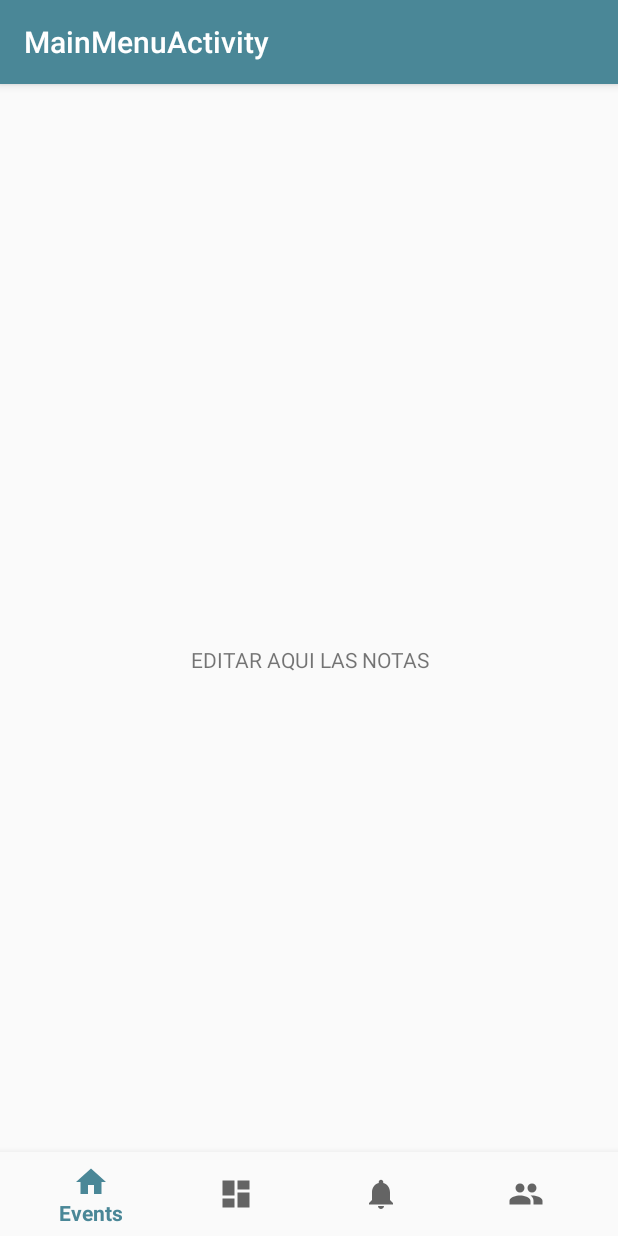
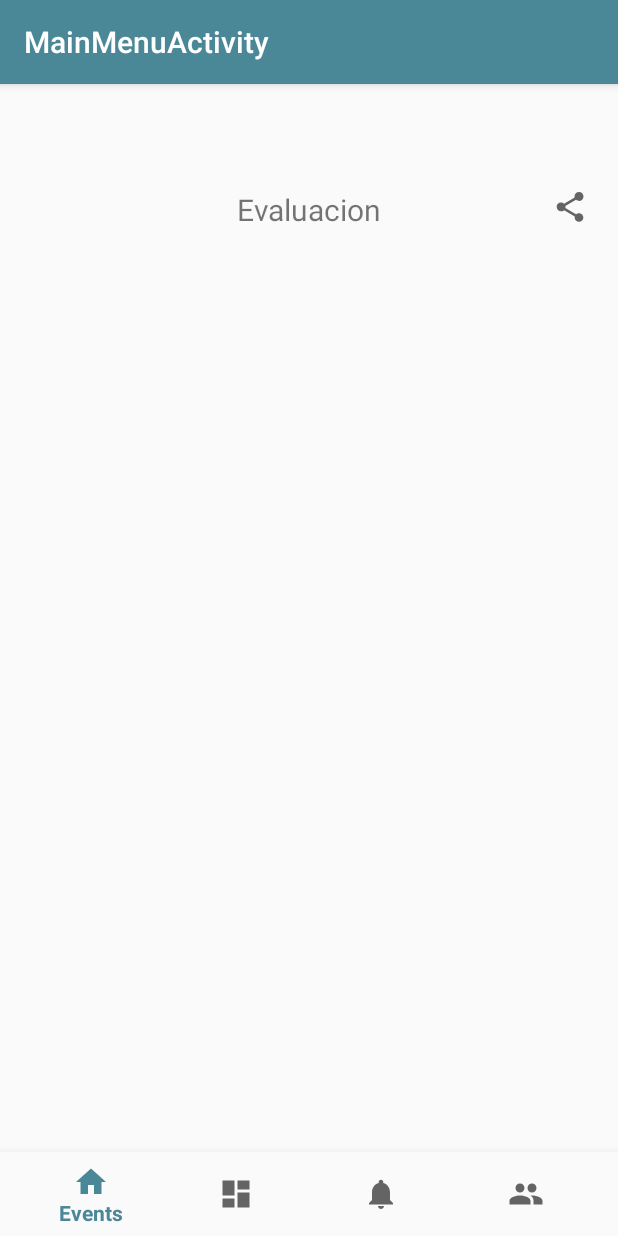
Before and after one commit to juanmaalcazar/AlumniAndroid, an Android app: the fragment Notes_Fragment placed in its activity, on a phone screen of 412 x 824 dp. Run offline under Robolectric (Android 15) with nearby library versions, the phone set to English and light mode, and no system bars.

Commit message:
Pantalla de Notas

```diff
--- a/app/src/main/res/layout/fragment_notes.xml
+++ b/app/src/main/res/layout/fragment_notes.xml
@@ -5,12 +5,30 @@
     android:layout_height="match_parent"
     tools:context=".Fragments.PanelFragments.Notes_Fragment">
 
-    <!-- TODO: Update blank fragment layout -->
+
     <TextView
         android:layout_width="match_parent"
-        android:layout_gravity="center"
-        android:gravity="center"
+        android:layout_height="wrap_content"
+        android:text="Evaluacion"
+        android:layout_marginTop="70dp"
+        android:textAlignment="center"
+        android:textSize="20dp"/>
+
+    <ImageView
+        android:id="@+id/imageView3"
+        android:layout_width="wrap_content"
+        android:layout_height="wrap_content"
+        android:layout_gravity="right"
+        android:layout_marginRight="20dp"
+        android:layout_marginTop="70dp"
+        android:src="?attr/actionModeShareDrawable" />
+
+    <ListView
+        android:layout_width="match_parent"
         android:layout_height="match_parent"
-        android:text="EDITAR AQUI LAS NOTAS" />
+        android:layout_marginTop="110dp">
+
+    </ListView>
+
 
 </FrameLayout>
```
Also changed, not shown: app/src/main/res/layout/notes_item.xml (added, +67 -0 lines).
